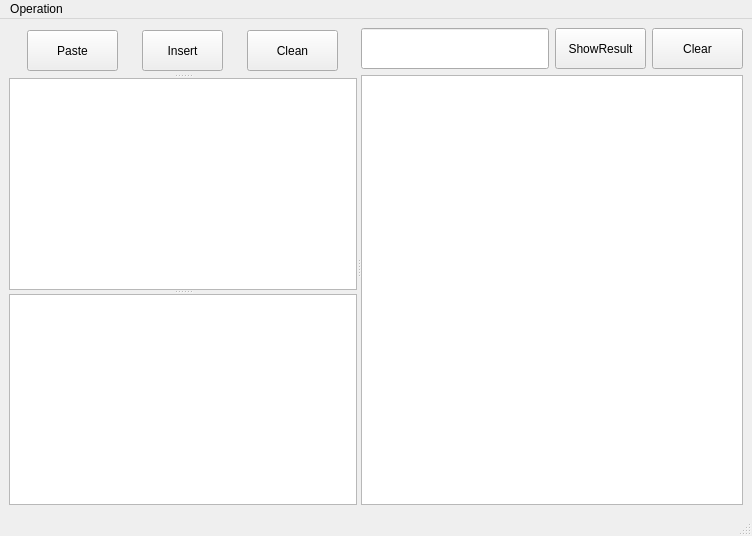
Qt form AutoMyCCode/db/automyccode.ui (weilaidb/pyqt5) before a commit.
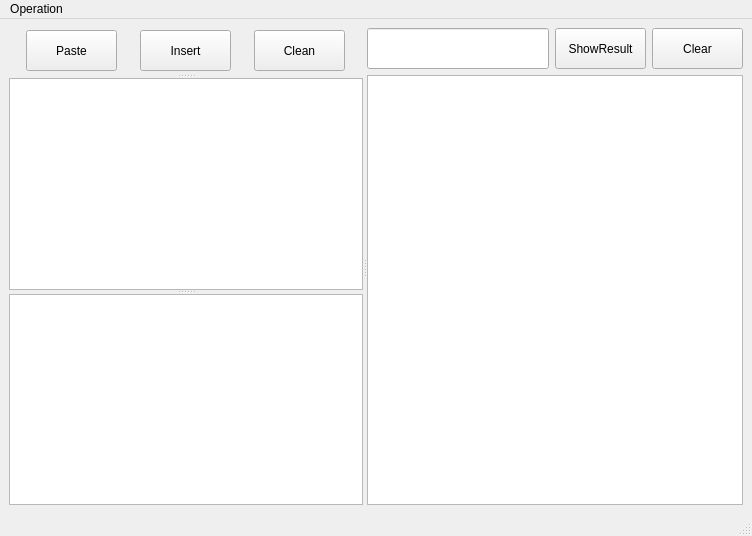
The same form after that commit.

```diff
--- a/AutoMyCCode/db/automyccode.ui
+++ b/AutoMyCCode/db/automyccode.ui
@@ -31,7 +31,7 @@
            <property name="minimumSize">
             <size>
              <width>91</width>
-             <height>41</height>
+             <height>30</height>
             </size>
            </property>
            <property name="maximumSize">
@@ -49,13 +49,13 @@
           <widget class="QPushButton" name="pushButton_insert">
            <property name="minimumSize">
             <size>
-             <width>81</width>
-             <height>41</height>
+             <width>91</width>
+             <height>30</height>
             </size>
            </property>
            <property name="maximumSize">
             <size>
-             <width>81</width>
+             <width>91</width>
              <height>41</height>
             </size>
            </property>
```
